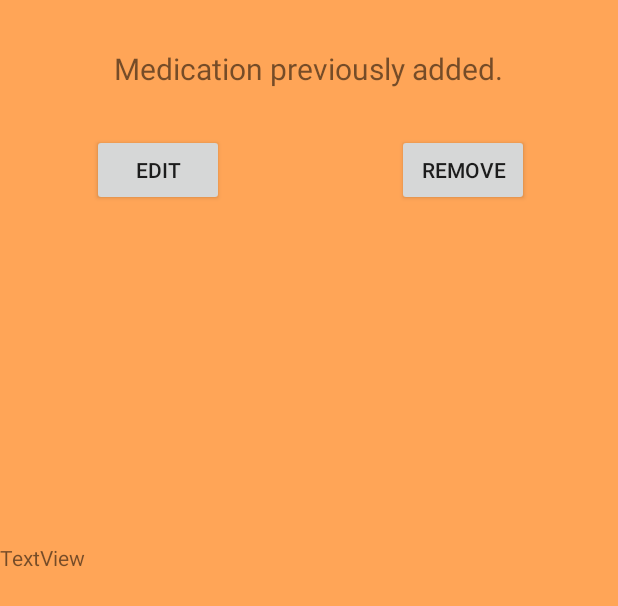
After one commit to burke212/MobileDeviceApp, an Android app: the layout view_med_data.xml on its own in the app's theme, with its tools: preview values and no code run, on a phone screen of 412 x 824 dp. The commit adds this screen. Shown: the top 606 px of the screen. Run offline under Robolectric (Android 15) with nearby library versions, the phone set to English and light mode, and no system bars.

Commit message:
added stuff - Jose
+added some colors (NOT FINAL)
+added view_med_data.xml to view the selected data with the option to remove or delete
+buttons on activity_main to add medication or view all current medication
+strings for everything

```diff
--- /dev/null
+++ b/MedicalApp/app/src/main/res/layout/view_med_data.xml
@@ -0,0 +1,45 @@
+<?xml version="1.0" encoding="utf-8"?>
+<RelativeLayout xmlns:android="http://schemas.android.com/apk/res/android"
+    android:layout_width="match_parent"
+    android:layout_height="match_parent"
+    android:background="@color/colorTan">
+
+    <TextView
+        android:id="@+id/textView2"
+        android:layout_width="wrap_content"
+        android:layout_height="wrap_content"
+        android:layout_alignParentTop="true"
+        android:layout_centerHorizontal="true"
+        android:layout_marginTop="32dp"
+        android:text="@string/prompt"
+        android:textSize="20dp" />
+
+    <Button
+        android:id="@+id/button5"
+        android:layout_width="wrap_content"
+        android:layout_height="wrap_content"
+        android:layout_alignParentStart="true"
+        android:layout_below="@+id/textView2"
+        android:layout_marginStart="61dp"
+        android:layout_marginTop="30dp"
+        android:text="@string/edit_btn" />
+
+    <Button
+        android:id="@+id/button6"
+        android:layout_width="wrap_content"
+        android:layout_height="wrap_content"
+        android:layout_alignBaseline="@+id/button5"
+        android:layout_alignBottom="@+id/button5"
+        android:layout_alignParentEnd="true"
+        android:layout_marginEnd="59dp"
+        android:text="@string/view_btn" />
+
+    <TextView
+        android:id="@+id/textView10"
+        android:layout_width="match_parent"
+        android:layout_height="100dp"
+        android:layout_alignParentStart="true"
+        android:layout_centerVertical="true"
+        android:scrollbarAlwaysDrawVerticalTrack="true"
+        android:text="TextView" />
+</RelativeLayout>
--- a/MedicalApp/app/src/main/res/values/colors.xml
+++ b/MedicalApp/app/src/main/res/values/colors.xml
@@ -3,4 +3,12 @@
     <color name="colorPrimary">#3F51B5</color>
     <color name="colorPrimaryDark">#303F9F</color>
     <color name="colorAccent">#FF4081</color>
+
+    <!--COLOR PALETTE SUGGESTION BY JOSE-->
+    <color name="colorGunMetalGray">#212121</color>
+    <color name="colorMedicalRed">#e70303</color>
+    <color name="colorTan">#ffa557</color>
+    <color name="colorWhite">#ffffff</color>
+
+
 </resources>
--- a/MedicalApp/app/src/main/res/values/strings.xml
+++ b/MedicalApp/app/src/main/res/values/strings.xml
@@ -1,5 +1,17 @@
 <resources>
     <string name="app_name">MedicalApp</string>
+
+    <!--STRINGS TO BE ADDED TO ACTIVITY_MAIN-->
+    <string name="welcome">Welcome! Please select an option.</string>
+    <string name="add_med">Add A New Medication</string>
+    <string name="view_all_meds">View All Medications</string>
+
+    <!--STRINGS TO BE ADDED TO VIEW_MED_DATA-->
+    <string name="prompt">Medication previously added.</string>
+    <string name="edit_btn">Edit</string>
+    <string name="view_btn">Remove</string>
+
+    <!--STRINGS TO BE ADDED TO ADD-->
     <string name="medication_name">Medication Name:</string>
     <string name="name">Name</string>
     <string name="dosage_per_sitting">Dosage per sitting:</string>
@@ -26,6 +38,7 @@
     <string name="cancel">Cancel</string>
     <string name="save">Save</string>
 
+
     <string-array name="dosage_types">
         <item>mL</item>
         <item>mg</item>
```
Also changed, not shown: MedicalApp/app/src/main/res/layout/activity_main.xml (+16 -1 lines).
